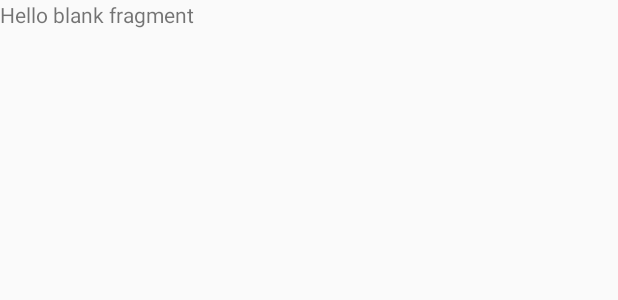
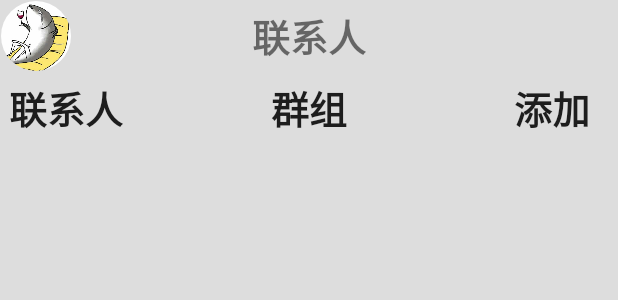
Before and after one commit to Haa-rf/yingyingshejiao, an Android app: the layout fragment_contact.xml on its own in the app's theme, with its tools: preview values and no code run, on a phone screen of 412 x 824 dp. Shown: the top 300 px of the screen. Run offline under Robolectric (Android 15) with nearby library versions, the phone set to English and light mode, and no system bars.

Commit message:
联系人fragment和群组fragment

```diff
--- a/app/src/main/res/layout/fragment_contact.xml
+++ b/app/src/main/res/layout/fragment_contact.xml
@@ -2,12 +2,83 @@
     xmlns:tools="http://schemas.android.com/tools"
     android:layout_width="match_parent"
     android:layout_height="match_parent"
+    xmlns:app="http://schemas.android.com/apk/res-auto"
+    android:background="@color/common_bg"
     tools:context="com.example.ContactListFragment">
 
     <!-- TODO: Update blank fragment layout -->
-    <TextView
+    <LinearLayout
         android:layout_width="match_parent"
         android:layout_height="match_parent"
-        android:text="@string/hello_blank_fragment" />
+        android:background="#20000000"
+        android:id="@+id/MyFragment"
+        android:orientation="vertical">
+
+
+        <RelativeLayout
+            android:layout_width="match_parent"
+            android:layout_height="wrap_content"
+
+            android:orientation="horizontal">
+
+            <com.hyphenate.easeui.widget.EaseImageView
+                android:id="@+id/iv_userhead"
+                android:layout_width="@dimen/size_avatar"
+                android:layout_height="@dimen/size_avatar"
+                android:src="@drawable/testpic"
+                app:ease_shape_type="round"
+                android:scaleType="fitXY" />
+
+            <TextView
+                android:layout_width="wrap_content"
+                android:layout_height="wrap_content"
+                android:layout_gravity="center"
+                android:text="联系人"
+                android:textStyle="bold"
+                android:textSize="25sp"
+                android:layout_centerInParent="true" />
+
+
+        </RelativeLayout>
+
+        <RelativeLayout
+            android:layout_width="match_parent"
+            android:layout_height="wrap_content"
+            android:background="#00000000">
+
+            <Button
+                android:layout_width="wrap_content"
+                android:layout_height="wrap_content"
+                android:layout_alignParentLeft="true"
+                android:id="@+id/Contact"
+                android:text="联系人"
+                android:background="#00000000"
+                android:textStyle="bold"
+                android:textSize="25sp"/>
+
+            <Button
+                android:layout_width="wrap_content"
+                android:layout_height="wrap_content"
+                android:layout_centerInParent="true"
+                android:background="#00000000"
+                android:text="群组"
+                android:textStyle="bold"
+                android:textSize="25sp"
+                android:id="@+id/Group"/>
+
+            <Button
+                android:layout_width="wrap_content"
+                android:layout_height="wrap_content"
+                android:id="@+id/AddButton"
+                android:background="#00000000"
+                android:text="添加"
+                android:textSize="25sp"
+                android:textStyle="bold"
+                android:layout_alignParentRight="true"/>
+
+        </RelativeLayout>
+
+
+    </LinearLayout>
 
 </FrameLayout>
```
Also changed, not shown: app/src/main/res/layout/contact.xml (added, +33 -0 lines), app/src/main/res/layout/edit_bg.xml (added, +20 -0 lines), app/src/main/res/layout/fragment_group.xml (added, +14 -0 lines), app/src/main/res/layout/fragment_group_contact.xml (added, +22 -0 lines), app/src/main/res/layout/fragment_search.xml (added, +47 -0 lines), app/src/main/res/layout/group_contact.xml (added, +29 -0 lines).
